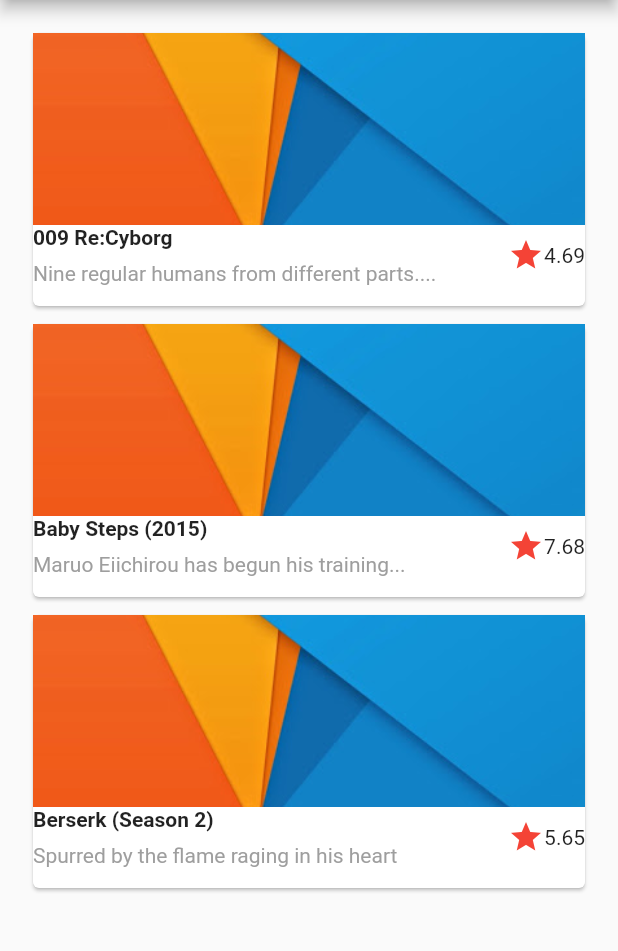
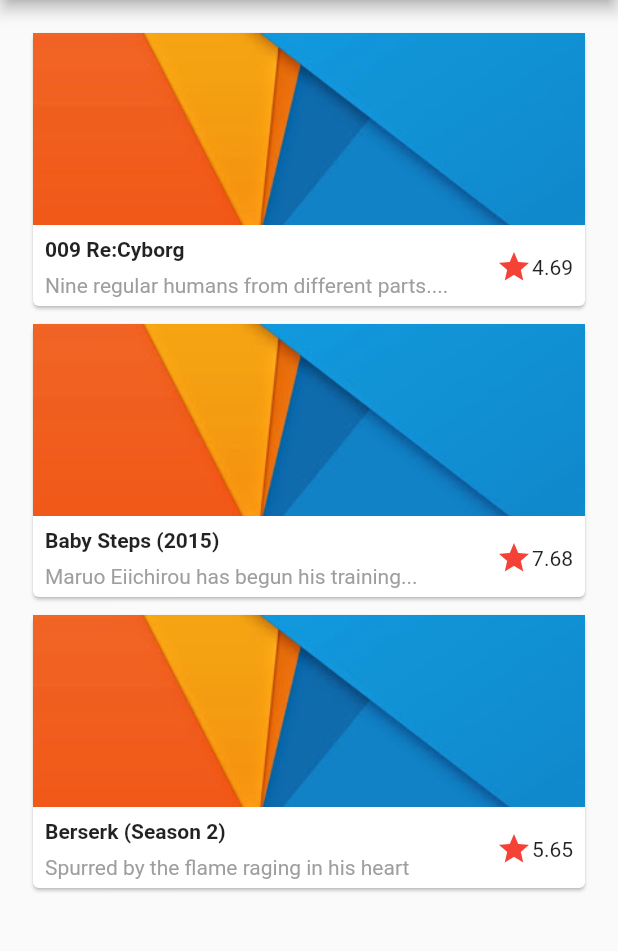
Before and after one commit to yeradis/animetracking_flutter, a Flutter app: the screen it shows after launch, on a phone screen of 412 x 824 dp, the part 84-1035 px from its top. Run offline on Flutter 3.47's test engine with Material 2 defaults, Android fonts, the phone set to English and light mode, and no system bars.

Commit message:
Add padding to item info

```diff
--- a/anime_tracking/lib/scenes/anime/anime_list_item.dart
+++ b/anime_tracking/lib/scenes/anime/anime_list_item.dart
@@ -63,7 +63,10 @@ class AnimeListItem extends StatelessWidget {
     ListView content = new ListView(
       children: [
         coverSection,
-        titleSection
+        new Container(
+          margin: const EdgeInsets.all(8.0),
+          child: titleSection,
+          ),
       ],
     );
 
```
